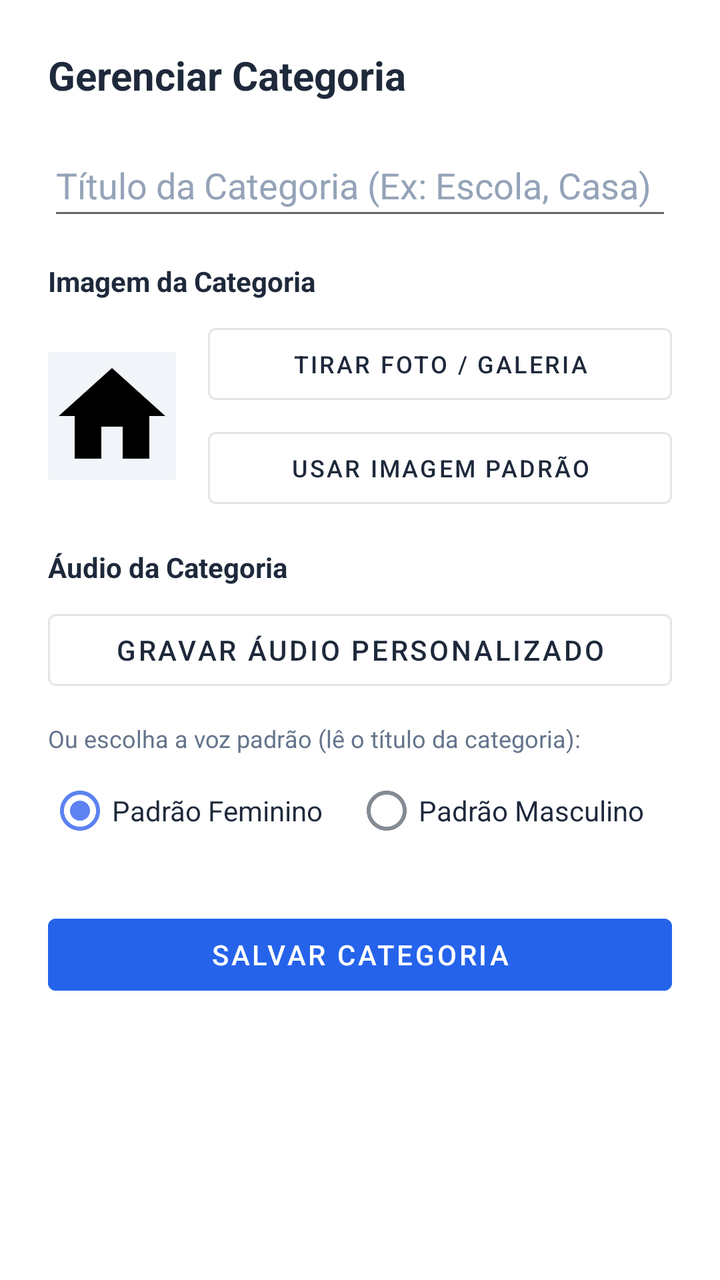
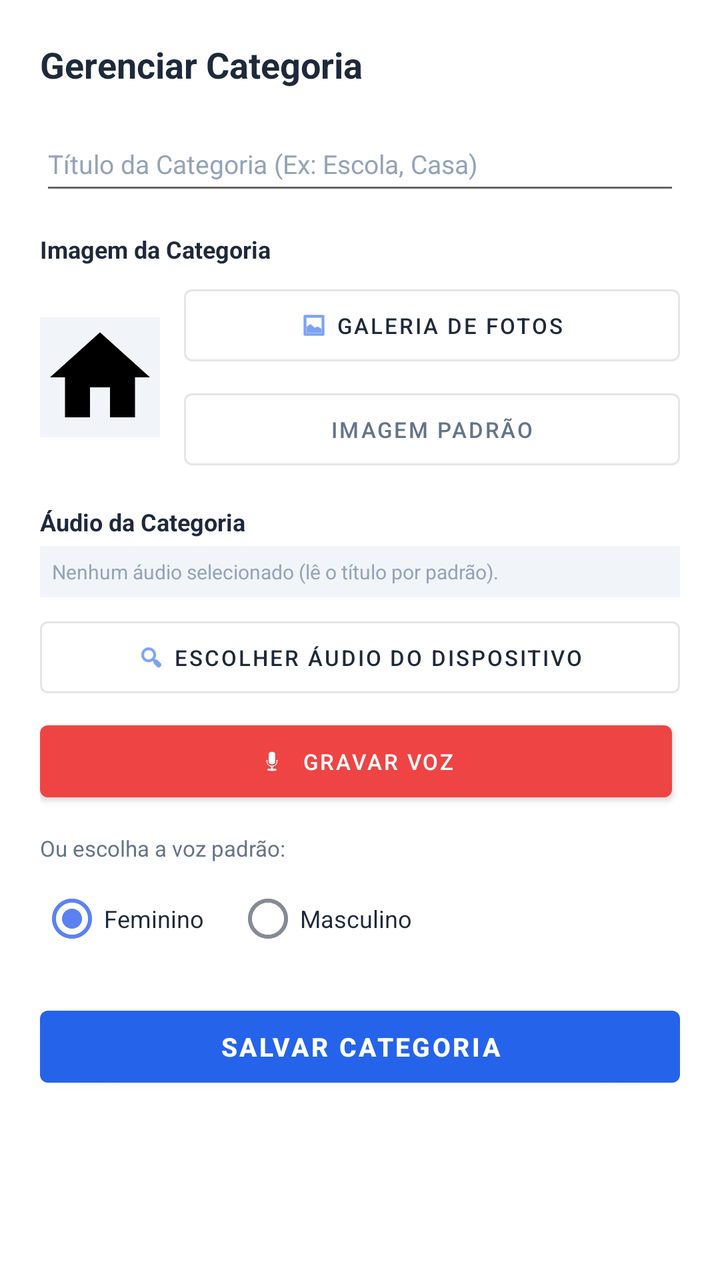

The first picture is an Android layout as it rendered before a commit; the second is the same layout after the commit. The layout source and the unified diff follow.
<!-- AndroidManifest.xml: application theme Theme.ProjetoCasa -->
<!-- res/layout/dialog_form_categoria.xml -->
<?xml version="1.0" encoding="utf-8"?>
<ScrollView
    xmlns:android="http://schemas.android.com/apk/res/android"
    android:layout_width="match_parent"
    android:layout_height="wrap_content"
    android:background="@color/card_surface">

    <LinearLayout
        android:layout_width="match_parent"
        android:layout_height="wrap_content"
        android:orientation="vertical"
        android:padding="24dp">

        <TextView
            android:id="@+id/tvModalTitle"
            android:layout_width="match_parent"
            android:layout_height="wrap_content"
            android:text="Gerenciar Categoria"
            android:textSize="20sp"
            android:textStyle="bold"
            android:textColor="@color/text_primary"
            android:layout_marginBottom="16dp"/>

        
        <EditText
            android:id="@+id/etCategoryName"
            android:layout_width="match_parent"
            android:layout_height="wrap_content"
            android:hint="Título da Categoria (Ex: Escola, Casa)"
            android:inputType="text"
            android:minHeight="48dp"
            android:textColor="@color/text_primary"
            android:textColorHint="@color/text_muted"
            android:layout_marginBottom="16dp"/>

        
        <TextView
            android:layout_width="wrap_content"
            android:layout_height="wrap_content"
            android:text="Imagem da Categoria"
            android:textStyle="bold"
            android:textColor="@color/text_primary"
            android:layout_marginBottom="8dp"/>

        <LinearLayout
            android:layout_width="match_parent"
            android:layout_height="wrap_content"
            android:orientation="horizontal"
            android:gravity="center_vertical"
            android:layout_marginBottom="16dp">

            <ImageView
                android:id="@+id/ivCategoryPreview"
                android:layout_width="64dp"
                android:layout_height="64dp"
                android:src="@drawable/baseline_home_24"
                android:scaleType="centerCrop"
                android:background="@color/card_surface_secondary"
                android:layout_marginEnd="16dp"/>

            <LinearLayout
                android:layout_width="0dp"
                android:layout_height="wrap_content"
                android:layout_weight="1"
                android:orientation="vertical">

                <Button
                    android:id="@+id/btnSelectCategoryPhoto"
                    android:layout_width="match_parent"
                    android:layout_height="wrap_content"
                    android:text="Tirar Foto / Galeria"
                    style="?attr/materialButtonOutlinedStyle"
                    android:textSize="12sp"
                    android:textColor="@color/text_primary"
                    android:layout_marginBottom="4dp"/>

                <Button
                    android:id="@+id/btnDefaultCategoryImg"
                    android:layout_width="match_parent"
                    android:layout_height="wrap_content"
                    android:text="Usar Imagem Padrão"
                    style="?attr/materialButtonOutlinedStyle"
                    android:textColor="@color/text_primary"
                    android:textSize="12sp"/>
            </LinearLayout>
        </LinearLayout>

        
        <TextView
            android:layout_width="wrap_content"
            android:layout_height="wrap_content"
            android:text="Áudio da Categoria"
            android:textStyle="bold"
            android:textColor="@color/text_primary"
            android:layout_marginBottom="8dp"/>

        <Button
            android:id="@+id/btnRecordCategoryAudio"
            android:layout_width="match_parent"
            android:layout_height="wrap_content"
            android:text="Gravar Áudio Personalizado"
            style="?attr/materialButtonOutlinedStyle"
            android:textColor="@color/text_primary"
            android:layout_marginBottom="12dp"/>

        
        <TextView
            android:layout_width="wrap_content"
            android:layout_height="wrap_content"
            android:text="Ou escolha a voz padrão (lê o título da categoria):"
            android:textSize="12sp"
            android:textColor="@color/text_secondary"
            android:layout_marginBottom="4dp"/>

        <RadioGroup
            android:id="@+id/rgCategoryGenderVoice"
            android:layout_width="match_parent"
            android:layout_height="wrap_content"
            android:orientation="horizontal"
            android:layout_marginBottom="24dp">

            <RadioButton
                android:id="@+id/rbCategoryFemale"
                android:layout_width="wrap_content"
                android:layout_height="wrap_content"
                android:text="Padrão Feminino"
                android:textColor="@color/text_primary"
                android:checked="true"
                android:layout_marginEnd="16dp"/>

            <RadioButton
                android:id="@+id/rbCategoryMale"
                android:layout_width="wrap_content"
                android:layout_height="wrap_content"
                android:textColor="@color/text_primary"
                android:text="Padrão Masculino"/>
        </RadioGroup>

        
        <Button
            android:id="@+id/btnSaveCategory"
            android:layout_width="match_parent"
            android:layout_height="wrap_content"
            android:text="Salvar Categoria"
            android:backgroundTint="@color/brand_primary"
            android:textColor="@android:color/white"/>

    </LinearLayout>
</ScrollView>
<!-- resources referenced by this layout -->
<resources>
  <color name="brand_primary">#2563EB</color>
  <color name="card_surface">#FFFFFF</color>
  <color name="card_surface_secondary">#F1F5F9</color>
  <color name="text_muted">#94A3B8</color>
  <color name="text_primary">#1E293B</color>
  <color name="text_secondary">#64748B</color>
  <!-- drawable baseline_home_24 (drawable) -->
  <vector xmlns:android="http://schemas.android.com/apk/res/android" android:height="24dp" android:tint="#000000" android:viewportHeight="24" android:viewportWidth="24" android:width="24dp">
        
      <path android:fillColor="@android:color/white" android:pathData="M10,20v-6h4v6h5v-8h3L12,3 2,12h3v8z"/>
      
  </vector>
  <style name="Theme.ProjetoCasa" parent="Base.Theme.ProjetoCasa" />
  <style name="Base.Theme.ProjetoCasa" parent="Theme.MaterialComponents.DayNight.NoActionBar">
          <item name="colorPrimary">@color/brand_primary</item>
          <item name="colorPrimaryVariant">@color/brand_secondary</item>
          <item name="colorSecondary">@color/brand_secondary</item>
          <item name="android:statusBarColor">@color/toolbar_bg</item>
          <item name="android:windowLightStatusBar">true</item>
          <item name="android:windowBackground">@color/bg_app</item>
          <item name="colorSurface">@color/card_surface</item>
          <item name="colorOnSurface">@color/text_primary</item>
      </style>
  <color name="brand_secondary">#5C82F2</color>
  <color name="toolbar_bg">#FFFFFF</color>
  <color name="bg_app">#F8FAFC</color>
</resources>

<!-- the commit's change to res/layout/dialog_form_categoria.xml (unified diff, before → after) -->
@@ -1,6 +1,8 @@
 <?xml version="1.0" encoding="utf-8"?>
 <ScrollView
     xmlns:android="http://schemas.android.com/apk/res/android"
+    xmlns:app="http://schemas.android.com/apk/res-auto"
+    xmlns:tools="http://schemas.android.com/tools"
     android:layout_width="match_parent"
     android:layout_height="wrap_content"
     android:background="@color/card_surface">
@@ -9,17 +11,17 @@
         android:layout_width="match_parent"
         android:layout_height="wrap_content"
         android:orientation="vertical"
-        android:padding="24dp">
+        android:padding="20dp">
 
         <TextView
             android:id="@+id/tvModalTitle"
             android:layout_width="match_parent"
             android:layout_height="wrap_content"
             android:text="Gerenciar Categoria"
-            android:textSize="20sp"
-            android:textStyle="bold"
-            android:textColor="@color/text_primary"
-            android:layout_marginBottom="16dp"/>
+            android:textSize="18sp"
+            android:textStyle="bold"
+            android:textColor="@color/text_primary"
+            android:layout_marginBottom="14dp"/>
 
         
         <EditText
@@ -27,11 +29,12 @@
             android:layout_width="match_parent"
             android:layout_height="wrap_content"
             android:hint="Título da Categoria (Ex: Escola, Casa)"
-            android:inputType="text"
-            android:minHeight="48dp"
+            android:inputType="textCapSentences"
+            android:minHeight="44dp"
             android:textColor="@color/text_primary"
             android:textColorHint="@color/text_muted"
-            android:layout_marginBottom="16dp"/>
+            android:textSize="13sp"
+            android:layout_marginBottom="14dp"/>
 
         
         <TextView
@@ -40,23 +43,24 @@
             android:text="Imagem da Categoria"
             android:textStyle="bold"
             android:textColor="@color/text_primary"
-            android:layout_marginBottom="8dp"/>
+            android:textSize="12sp"
+            android:layout_marginBottom="6dp"/>
 
         <LinearLayout
             android:layout_width="match_parent"
             android:layout_height="wrap_content"
             android:orientation="horizontal"
             android:gravity="center_vertical"
-            android:layout_marginBottom="16dp">
+            android:layout_marginBottom="14dp">
 
             <ImageView
                 android:id="@+id/ivCategoryPreview"
-                android:layout_width="64dp"
-                android:layout_height="64dp"
+                android:layout_width="60dp"
+                android:layout_height="60dp"
                 android:src="@drawable/baseline_home_24"
                 android:scaleType="centerCrop"
                 android:background="@color/card_surface_secondary"
-                android:layout_marginEnd="16dp"/>
+                android:layout_marginEnd="12dp"/>
 
             <LinearLayout
                 android:layout_width="0dp"
@@ -64,24 +68,28 @@
                 android:layout_weight="1"
                 android:orientation="vertical">
 
-                <Button
+                <com.google.android.material.button.MaterialButton
                     android:id="@+id/btnSelectCategoryPhoto"
+                    style="?attr/materialButtonOutlinedStyle"
                     android:layout_width="match_parent"
                     android:layout_height="wrap_content"
-                    android:text="Tirar Foto / Galeria"
+                    android:text="Galeria de Fotos"
+                    android:textSize="11sp"
+                    android:textColor="@color/text_primary"
+                    app:icon="@android:drawable/ic_menu_gallery"
+                    app:iconGravity="textStart"
+                    app:iconSize="14dp"
+                    app:iconTint="@color/brand_primary"
+                    android:layout_marginBottom="4dp"/>
+
+                <com.google.android.material.button.MaterialButton
+                    android:id="@+id/btnDefaultCategoryImg"
                     style="?attr/materialButtonOutlinedStyle"
-                    android:textSize="12sp"
-                    android:textColor="@color/text_primary"
-                    android:layout_marginBottom="4dp"/>
-
-                <Button
-                    android:id="@+id/btnDefaultCategoryImg"
                     android:layout_width="match_parent"
                     android:layout_height="wrap_content"
-                    android:text="Usar Imagem Padrão"
-                    style="?attr/materialButtonOutlinedStyle"
-                    android:textColor="@color/text_primary"
-                    android:textSize="12sp"/>
+                    android:text="Imagem Padrão"
+                    android:textColor="@color/text_secondary"
+                    android:textSize="11sp"/>
             </LinearLayout>
         </LinearLayout>
 
@@ -92,23 +100,94 @@
             android:text="Áudio da Categoria"
             android:textStyle="bold"
             android:textColor="@color/text_primary"
-            android:layout_marginBottom="8dp"/>
-
-        <Button
-            android:id="@+id/btnRecordCategoryAudio"
-            android:layout_width="match_parent"
-            android:layout_height="wrap_content"
-            android:text="Gravar Áudio Personalizado"
+            android:textSize="12sp"
+            android:layout_marginBottom="4dp"/>
+
+        <TextView
+            android:id="@+id/txtCategoryAudioStatus"
+            android:layout_width="match_parent"
+            android:layout_height="wrap_content"
+            android:background="@color/card_surface_secondary"
+            android:padding="6dp"
+            android:text="Nenhum áudio selecionado (lê o título por padrão)."
+            android:textColor="@color/text_muted"
+            android:textSize="10sp"
+            android:layout_marginBottom="6dp" />
+
+        <com.google.android.material.button.MaterialButton
+            android:id="@+id/btnSelectCategoryAudio"
             style="?attr/materialButtonOutlinedStyle"
-            android:textColor="@color/text_primary"
-            android:layout_marginBottom="12dp"/>
+            android:layout_width="match_parent"
+            android:layout_height="wrap_content"
+            android:text="Escolher Áudio do Dispositivo"
+            android:textSize="11sp"
+            android:textColor="@color/text_primary"
+            app:icon="@android:drawable/ic_menu_search"
+            app:iconGravity="textStart"
+            app:iconSize="14dp"
+            app:iconTint="@color/brand_primary"
+            android:layout_marginBottom="4dp"/>
+
+        <LinearLayout
+            android:layout_width="match_parent"
+            android:layout_height="wrap_content"
+            android:orientation="horizontal"
+            android:layout_marginBottom="12dp">
+
+            <com.google.android.material.button.MaterialButton
+                android:id="@+id/btnRecordCategoryAudio"
+                android:layout_width="0dp"
+                android:layout_height="wrap_content"
+                android:layout_weight="1"
+                android:text="Gravar Voz"
+                android:textSize="11sp"
+                android:textColor="@android:color/white"
+                app:backgroundTint="@color/danger_red"
+                app:icon="@android:drawable/ic_btn_speak_now"
+                app:iconGravity="textStart"
+                app:iconSize="14dp"
+                app:iconTint="@android:color/white"
+                android:layout_marginEnd="4dp"/>
+
+            <com.google.android.material.button.MaterialButton
+                android:id="@+id/btnStopCategoryAudio"
+                android:layout_width="0dp"
+                android:layout_height="wrap_content"
+                android:layout_weight="1"
+                android:text="Parar"
+                android:textSize="11sp"
+                android:textColor="@android:color/white"
+                android:visibility="gone"
+                app:backgroundTint="#B91C1C"
+                app:icon="@android:drawable/ic_media_pause"
+                app:iconGravity="textStart"
+                app:iconSize="14dp"
+                app:iconTint="@android:color/white"
+                android:layout_marginEnd="4dp"/>
+
+            <com.google.android.material.button.MaterialButton
+                android:id="@+id/btnPreviewCategoryAudio"
+                style="?attr/materialButtonOutlinedStyle"
+                android:layout_width="0dp"
+                android:layout_height="wrap_content"
+                android:layout_weight="1"
+                android:text="Prévia"
+                android:textSize="11sp"
+                android:textColor="@color/text_primary"
+                android:visibility="gone"
+                app:icon="@android:drawable/ic_media_play"
+                app:iconGravity="textStart"
+                app:iconSize="14dp"
+                app:iconTint="@color/brand_primary"
+                android:layout_marginStart="4dp"/>
+        </LinearLayout>
 
         
         <TextView
             android:layout_width="wrap_content"
             android:layout_height="wrap_content"
-            android:text="Ou escolha a voz padrão (lê o título da categoria):"
-            android:textSize="12sp"
+            android:text="Ou escolha a voz padrão:"
+            android:textSize="11sp"
             android:textColor="@color/text_secondary"
             android:layout_marginBottom="4dp"/>
 
@@ -117,15 +196,16 @@
             android:layout_width="match_parent"
             android:layout_height="wrap_content"
             android:orientation="horizontal"
-            android:layout_marginBottom="24dp">
+            android:layout_marginBottom="16dp">
 
             <RadioButton
                 android:id="@+id/rbCategoryFemale"
                 android:layout_width="wrap_content"
                 android:layout_height="wrap_content"
-                android:text="Padrão Feminino"
+                android:text="Feminino"
                 android:textColor="@color/text_primary"
                 android:checked="true"
+                android:textSize="12sp"
                 android:layout_marginEnd="16dp"/>
 
             <RadioButton
@@ -133,16 +213,29 @@
                 android:layout_width="wrap_content"
                 android:layout_height="wrap_content"
                 android:textColor="@color/text_primary"
-                android:text="Padrão Masculino"/>
+                android:textSize="12sp"
+                android:text="Masculino"/>
         </RadioGroup>
 
         
-        <Button
+        <ProgressBar
+            android:id="@+id/progressCategoryModal"
+            style="?android:attr/progressBarStyleHorizontal"
+            android:layout_width="match_parent"
+            android:layout_height="wrap_content"
+            android:layout_marginBottom="12dp"
+            android:indeterminate="true"
+            android:visibility="gone" />
+
+        
+        <com.google.android.material.button.MaterialButton
             android:id="@+id/btnSaveCategory"
             android:layout_width="match_parent"
             android:layout_height="wrap_content"
             android:text="Salvar Categoria"
-            android:backgroundTint="@color/brand_primary"
+            android:textSize="13sp"
+            android:textStyle="bold"
+            app:backgroundTint="@color/brand_primary"
             android:textColor="@android:color/white"/>
 
     </LinearLayout>
<!-- resource entries referenced after the edit -->
@@ -3,6 +3,7 @@
   <color name="brand_primary">#2563EB</color>
   <color name="card_surface">#FFFFFF</color>
   <color name="card_surface_secondary">#F1F5F9</color>
+  <color name="danger_red">#EF4444</color>
   <color name="text_muted">#94A3B8</color>
   <color name="text_primary">#1E293B</color>
   <color name="text_secondary">#64748B</color>
